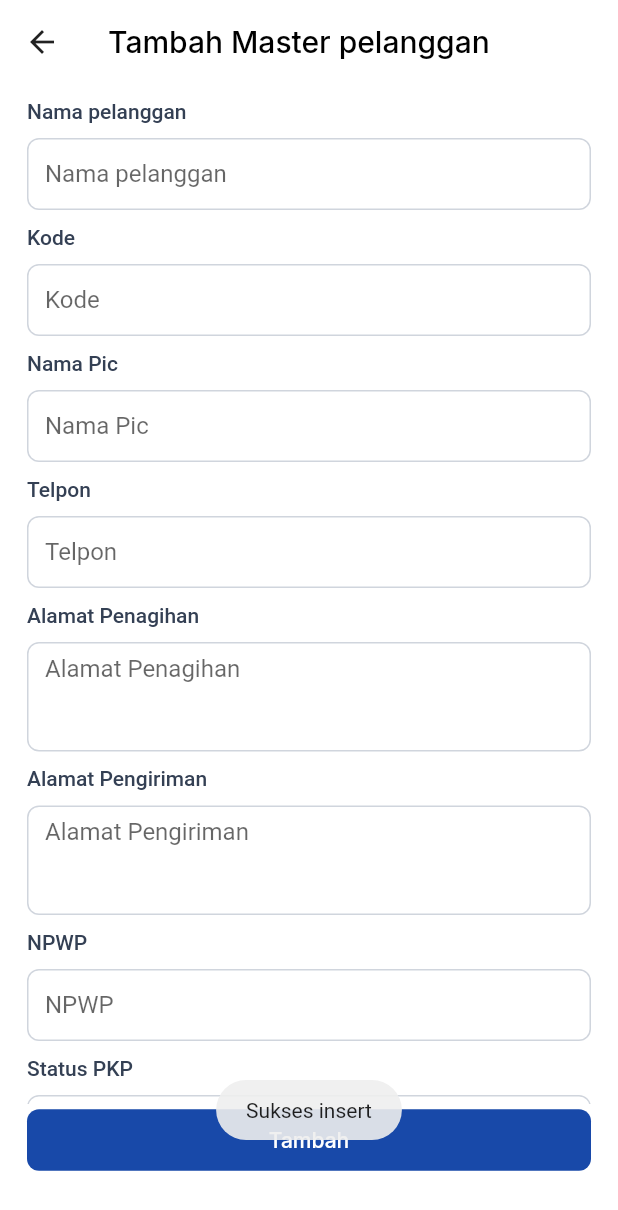
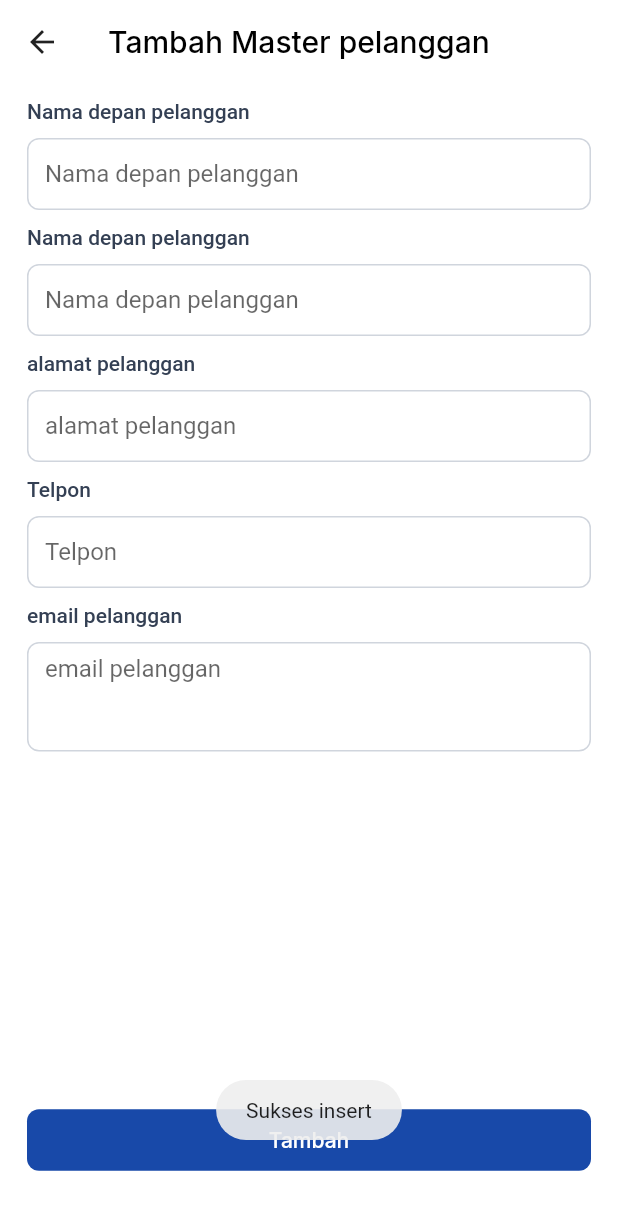
Before and after one commit to iSwirve/project_flutter, a Flutter app: the pelanggan_cru screen opened directly, after a tap on "Tambah", on a phone screen of 412 x 824 dp. Shown: the top 1210 px of the screen. Run offline on Flutter 3.47's test engine with Material 2 defaults, Android fonts, the phone set to English and light mode, and no system bars; drawn by our look-alikes of dropdown_textfield; our stand-ins replace cloud_firestore, firebase_auth, firebase_core, flutter_riverpod, fluttertoast, focused_menu and 1 more; missing offline and left inert: helpers; accounts and stored records are empty.

Commit message:
udh bisa liat daftar dan insert
insert masih null terbaca di hp cmn di firebase udh ada

```diff
--- a/lib/pages/master/pelanggan.dart
+++ b/lib/pages/master/pelanggan.dart
@@ -3,6 +3,7 @@ import 'package:basicpos_v2/pages/master/pelanggan_cru.dart';
 import 'package:basicpos_v2/pages/master/pelanggan_detail.dart';
 import 'package:basicpos_v2/constants/urls.dart' as url;
 import 'package:flutter/material.dart';
+import 'package:cloud_firestore/cloud_firestore.dart';
 
 class pelanggan extends StatefulWidget {
   const pelanggan({super.key});
@@ -12,8 +13,16 @@ class pelanggan extends StatefulWidget {
 }
 
 class _pelangganState extends State<pelanggan> {
+   var count = 0;
+  CollectionReference _collectionRef =
+  FirebaseFirestore.instance.collection('Pelanggan');
   getdata() async {
+    QuerySnapshot querySnapshot = await _collectionRef.get();
 
+    // Get data from docs and convert map to List
+    final allData = querySnapshot.docs.map((doc) => doc.data()).toList();
+
+    return allData;
   }
 
   @override
@@ -79,11 +88,9 @@ class _pelangganState extends State<pelanggan> {
                 initialData: {},
                 future: getdata(), // Run check for a single queryRow
                 builder: (context, AsyncSnapshot<dynamic> snapshot) {
-                  if (!snapshot.hasData ||
-                      snapshot.data == null ||
-                      snapshot.data.isEmpty ||
-                      snapshot.hasError) {
-                    if (snapshot.data == {}) {
+                  if (!snapshot.hasData ||snapshot.data == null ||snapshot.data.isEmpty ||snapshot.hasError) {
+                    if (count > 0) {
+                      count = 0;
                       return Container();
                     } else {
                       return Container(
@@ -101,10 +108,8 @@ class _pelangganState extends State<pelanggan> {
                         shrinkWrap: true,
                         itemCount: snapshot.data.length,
                         itemBuilder: (BuildContext context, int index) {
-                          var name = snapshot.data[index]["name"].toString();
-                          var id = int.parse(
-                            snapshot.data[index]["id"].toString(),
-                          );
+                          var name = snapshot.data[index]["nama_depan"].toString()+" "+ snapshot.data[index]["nama_belakang"].toString();
+                          var id = snapshot.data[index]["id"];
                           var ava = name.toString().substring(0, 1);
                           return GestureDetector(
                             onTap: () async {
--- a/lib/pages/master/pelanggan_cru.dart
+++ b/lib/pages/master/pelanggan_cru.dart
@@ -8,7 +8,7 @@ import '../../components/custom_text_field.dart';
 import '../../constants/dimens.dart' as dimens;
 import '../../components/custom_button.dart';
 import 'package:flutter/material.dart';
-
+import 'package:cloud_firestore/cloud_firestore.dart';
 class pelanggan_cru extends StatefulWidget {
   final edit;
   int? index;
@@ -21,20 +21,11 @@ class pelanggan_cru extends StatefulWidget {
 }
 
 class _pelanggan_cruState extends State<pelanggan_cru> {
-  TextEditingController nama = TextEditingController();
-  TextEditingController kode = TextEditingController();
-  TextEditingController namapic = TextEditingController();
+  TextEditingController nama_depan = TextEditingController();
+  TextEditingController nama_belakang = TextEditingController();
   TextEditingController telepon = TextEditingController();
-  TextEditingController alamat_penagihan = TextEditingController();
-  TextEditingController alamat_pengiriman = TextEditingController();
-  TextEditingController npwp = TextEditingController();
-  SingleValueDropDownController? status_pkp;
-  TextEditingController jatuh_tempo = TextEditingController();
-  SingleValueDropDownController? sales;
-  TextEditingController kota = TextEditingController();
-  TextEditingController keterangan_penjualan = TextEditingController();
-  SingleValueDropDownController? ekspedisi;
-  SingleValueDropDownController? kategori_pelanggan;
+  TextEditingController alamat = TextEditingController();
+  TextEditingController email = TextEditingController();
   Map<dynamic, dynamic> SalesData = {};
   Map<dynamic, dynamic> EkspedisiData = {};
   Map<dynamic, dynamic> KategoriData = {};
@@ -106,19 +97,11 @@ class _pelanggan_cruState extends State<pelanggan_cru> {
                     }
                   } else {
                     if (title == "Edit") {
-                      nama.text = snapshot.data["name"] ?? '-';
-                      kode.text = snapshot.data["code"] ?? '-';
+                      nama_depan.text = snapshot.data["nama_depan"] ?? '-';
+                      nama_belakang.text = snapshot.data["nama_belakang"] ?? '-';
+                      alamat.text = snapshot.data["alamat"] ?? '-';
                       telepon.text = snapshot.data["phone"] ?? '-';
-                      namapic.text = snapshot.data["pic_name"] ?? '-';
-                      alamat_penagihan.text =
-                          snapshot.data["billing_address"] ?? '-';
-                      alamat_pengiriman.text =
-                          snapshot.data["shipping_address"] ?? '-';
-                      npwp.text = snapshot.data["tax_no"] ?? "-";
-                      jatuh_tempo.text =
-                          snapshot.data["sales_due_days"].toString();
-                      kota.text = snapshot.data["city"] ?? "-";
-                      keterangan_penjualan.text = "-";
+                      email.text = snapshot.data["email"] ?? '-';
                     }
                   }
                   return SingleChildScrollView(
@@ -127,19 +110,19 @@ class _pelanggan_cruState extends State<pelanggan_cru> {
                         crossAxisAlignment: CrossAxisAlignment.start,
                         children: [
                           CustomTextField(
-                            text_controller: nama,
-                            hintText: "Nama pelanggan",
-                            title: "Nama pelanggan",
+                            text_controller: nama_depan,
+                            hintText: "Nama depan pelanggan",
+                            title: "Nama depan pelanggan",
                           ),
                           CustomTextField(
-                            text_controller: kode,
-                            hintText: "Kode",
-                            title: "Kode",
+                            text_controller: nama_belakang,
+                            hintText: "Nama depan pelanggan",
+                            title: "Nama depan pelanggan",
                           ),
                           CustomTextField(
-                            text_controller: namapic,
-                            hintText: "Nama Pic",
-                            title: "Nama Pic",
+                            text_controller: alamat,
+                            hintText: "alamat pelanggan",
+                            title: "alamat pelanggan",
                           ),
                           CustomTextField(
                             text_controller: telepon,
@@ -148,67 +131,9 @@ class _pelanggan_cruState extends State<pelanggan_cru> {
                           ),
                           CustomTextField(
                             custom_maxline_size: 3,
-                            text_controller: alamat_penagihan,
-                            hintText: "Alamat Penagihan",
-                            title: "Alamat Penagihan",
-                          ),
-                          CustomTextField(
-                            custom_maxline_size: 3,
-                            text_controller: alamat_pengiriman,
-                            hintText: "Alamat Pengiriman",
-                            title: "Alamat Pengiriman",
-                          ),
-                          CustomTextField(
-                            text_controller: npwp,
-                            hintText: "NPWP",
-                            title: "NPWP",
-                          ),
-                          CustomDropdown(
-                            title: "Status PKP",
-                            list: {1: "Ya", 0: "Tidak"},
-                            controller: status_pkp =
-                                SingleValueDropDownController(
-                              data: DropDownValueModel(name: "Ya", value: 1),
-                            ),
-                          ),
-                          CustomTextField(
-                            text_controller: jatuh_tempo,
-                            hintText: "Jatuh Tempo",
-                            title: "Jatuh Tempo",
-                          ),
-                          CustomDropdown(
-                            title: "Sales",
-                            list: SalesData,
-                            controller: sales = SingleValueDropDownController(
-                              data: DropDownValueModel(name: "-", value: "-"),
-                            ),
-                          ),
-                          CustomTextField(
-                            text_controller: kota,
-                            hintText: "Kota",
-                            title: "Kota",
-                          ),
-                          CustomTextField(
-                            custom_maxline_size: 3,
-                            text_controller: keterangan_penjualan,
-                            hintText: "Keterangan Penjualan",
-                            title: "Keterangan Penjualan",
-                          ),
-                          CustomDropdown(
-                            title: "Ekspedisi",
-                            list: EkspedisiData,
-                            controller: ekspedisi =
-                                SingleValueDropDownController(
-                              data: DropDownValueModel(name: "-", value: "-"),
-                            ),
-                          ),
-                          CustomDropdown(
-                            title: "Kategori Pelanggan",
-                            list: KategoriData,
-                            controller: kategori_pelanggan =
-                                SingleValueDropDownController(
-                              data: DropDownValueModel(name: "-", value: "-"),
-                            ),
+                            text_controller: email,
+                            hintText: "email pelanggan",
+                            title: "email pelanggan",
                           ),
                         ],
                       ),
@@ -220,30 +145,19 @@ class _pelanggan_cruState extends State<pelanggan_cru> {
             CustomButton(
               text: title,
               onPressed: () async {
-                Map<dynamic, dynamic>? body;
+                Map<String, dynamic> body;
+                int count = await FirebaseFirestore.instance.collection('Pelanggan').get().then((value) => value.size);
                 body = {
-                  'customer_category_id': int.tryParse(
-                    kategori_pelanggan!.dropDownValue!.value.toString(),
-                  ),
-                  'salesperson_id': int.tryParse(
-                    sales!.dropDownValue!.value.toString(),
-                  ),
-                  'expedition_id': int.tryParse(
-                    ekspedisi!.dropDownValue!.value.toString(),
-                  ),
-                  'taxpayer': status_pkp?.dropDownValue?.value,
-                  'code': kode.text.toString(),
-                  "name": nama.text.toString(),
-                  'pic_name': namapic.text.toString(),
-                  'phone': telepon.text.toString(),
-                  'billing_address': alamat_penagihan.text.toString(),
-                  'shipping_address': alamat_pengiriman.text.toString(),
-                  'tax_no': npwp.text.toString(),
-                  'city': kota.text.toString(),
-                  'sales_due_days': int.tryParse(jatuh_tempo.text.toString()),
+                  'alamat': alamat.text.toString(),
+                  'email': email.text.toString(),
+                  'id': count++,
+                  'name_belakang': nama_belakang.text.toString(),
+                  "name_depan": nama_depan.text.toString(),
+                  'telepon': telepon.text.toString(),
                 };
 
                 if (title == "Tambah") {
+                  FirebaseFirestore.instance.collection("Pelanggan").add(body);
                   Fluttertoast.showToast(msg: "Sukses insert");
                 } else {
 
--- a/lib/pages/master/pelanggan_detail.dart
+++ b/lib/pages/master/pelanggan_detail.dart
@@ -8,6 +8,7 @@ import 'package:flutter/material.dart';
 import 'package:fluttertoast/fluttertoast.dart';
 import 'package:focused_menu/focused_menu.dart';
 import 'package:focused_menu/modals.dart';
+import 'package:cloud_firestore/cloud_firestore.dart';
 
 class pelanggan_detail extends StatefulWidget {
   final index;
```
